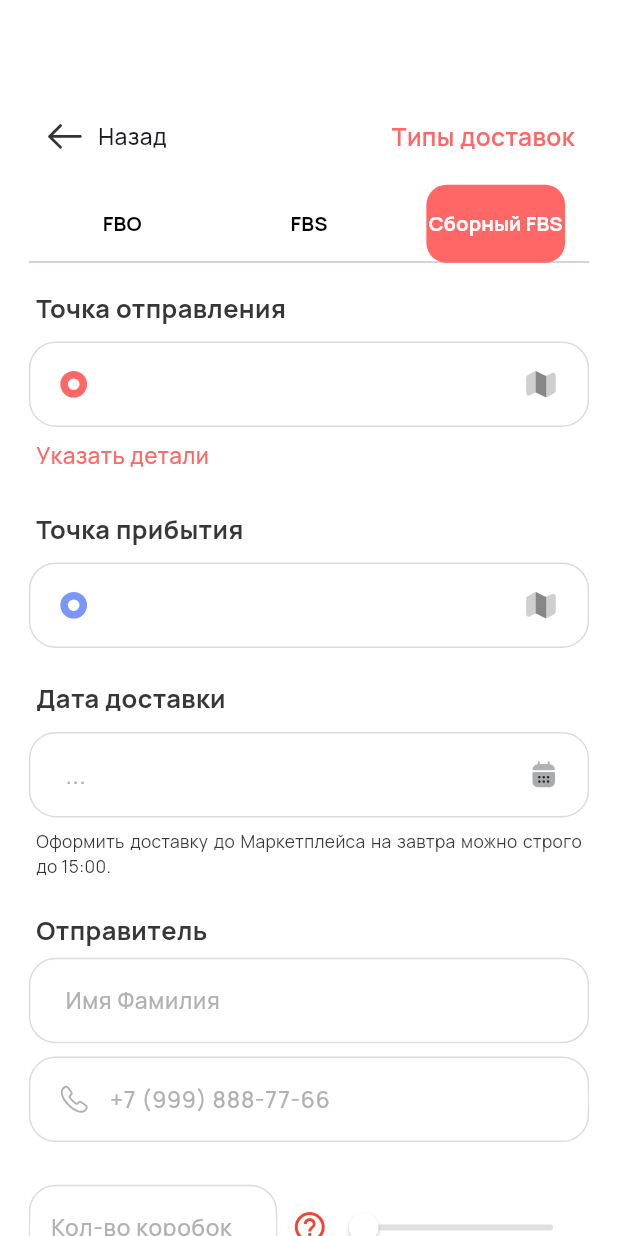
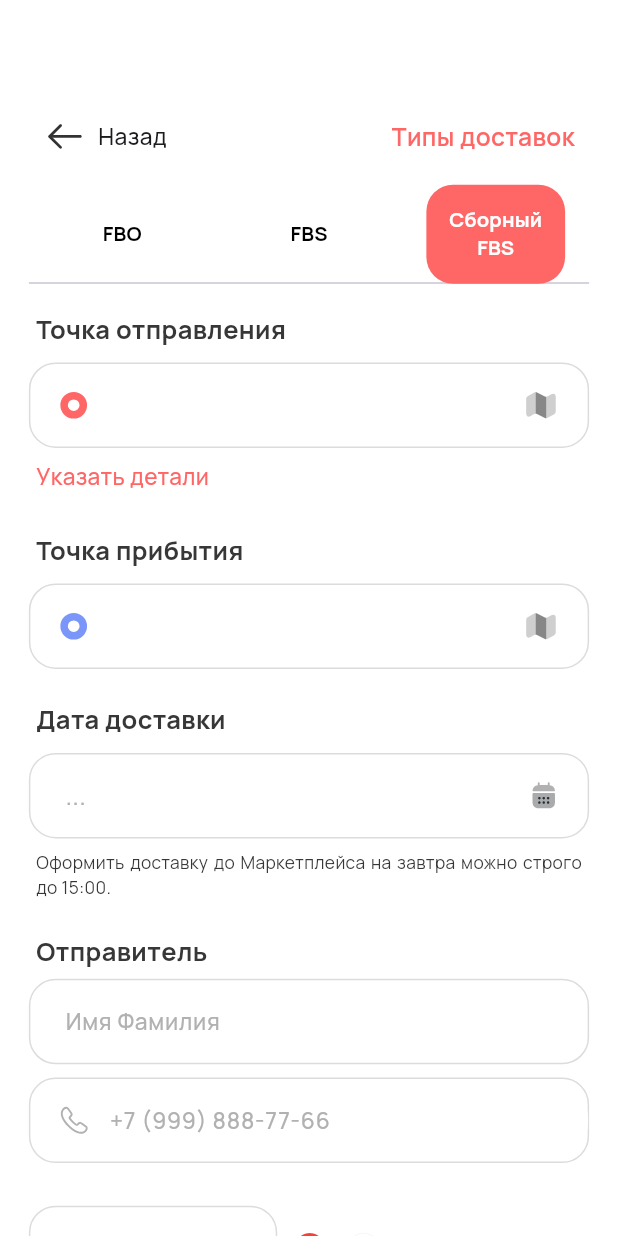
Before and after one commit to Egorka-CEO/egorka, a Flutter app: the MarketPages screen opened directly, on a phone screen of 412 x 824 dp. Run offline on Flutter 3.47's test engine with Material 3 defaults, Android fonts, the phone set to English and light mode, and no system bars; drawn by our look-alikes of sliding_up_panel; our stand-ins replace animated_text_kit, blur, dio, firebase_core, firebase_messaging, flutter_bloc and 15 more; missing offline and left inert: data_connection_checker_nulls, flutter_pdfview, flutter_polyline_points, get_ip_address, scale_button, yandex_mapkit; accounts and stored records are empty; network calls fail; project files that could hold a hidden picture were left out.

Commit message:
upd 04/02/24

```diff
--- a/lib/ui/sidebar/market_place/market_page.dart
+++ b/lib/ui/sidebar/market_place/market_page.dart
@@ -357,7 +357,7 @@ class _MarketPageState extends State<MarketPages>
                         return true;
                       },
                       builder: (context, snapshot) {
-                        return Expanded(
+                        return Flexible(
                           child: Stack(
                             children: [
                               ListView(
@@ -803,7 +803,7 @@ class _MarketPageState extends State<MarketPages>
                                               'Отправитель',
                                               style: CustomTextStyle.grey15bold,
                                             ),
-                                            const Spacer(),
+                                            // const Spacer(),
                                           ],
                                         ),
                                         SizedBox(height: 8.h),
--- a/lib/ui/sidebar/market_place/widget/tab_view.dart
+++ b/lib/ui/sidebar/market_place/widget/tab_view.dart
@@ -11,13 +11,13 @@ Widget tabGroup(
 ) {
   return Container(
     decoration: BoxDecoration(
-      borderRadius: BorderRadius.circular(13.r),
+      borderRadius: BorderRadius.circular(20.r),
       color: Colors.white,
     ),
     child: TabBar(
       unselectedLabelColor: Colors.black,
       indicator: BoxDecoration(
-        borderRadius: BorderRadius.circular(15.r),
+        borderRadius: BorderRadius.circular(20.r),
         color: const Color.fromRGBO(255, 102, 102, 1),
       ),
       onTap: (value) {
@@ -27,7 +27,7 @@ Widget tabGroup(
       controller: tabController,
       tabs: [
         SizedBox(
-          height: 50,
+          height: 64,
           child: Center(
             child: Text(
               'FBO',
@@ -38,7 +38,7 @@ Widget tabGroup(
           ),
         ),
         SizedBox(
-          height: 50,
+          height: 64,
           child: Center(
             child: Text(
               'FBS',
@@ -49,8 +49,10 @@ Widget tabGroup(
           ),
         ),
         SizedBox(
-          height: 50,
+          height: 64,
           child: Center(
+            child: Padding(
+              padding: const EdgeInsets.symmetric(horizontal: 10),
               child: Text(
                 'Сборный FBS',
                 textAlign: TextAlign.center,
@@ -60,6 +62,7 @@ Widget tabGroup(
               ),
             ),
           ),
+        ),
       ],
     ),
   );
--- a/lib/widget/dialog.dart
+++ b/lib/widget/dialog.dart
@@ -283,8 +283,8 @@ class _ErrorAnimState extends State<ErrorAnim>
       data: MediaQuery.of(context).copyWith(textScaler: AppConsts.textScalerStd,),
       child: Center(
         child: Container(
-          height: 250.h,
-          width: 200.h,
+          height: 300.h,
+          width: 250.h,
           decoration: BoxDecoration(
             color: Colors.grey.withOpacity(0.8),
             borderRadius: BorderRadius.circular(20.r),
```
Also changed, not shown: lib/ui/auth/reg_page.dart (+22 -12 lines), lib/widget/bottom_sheet.dart (+24 -12 lines), assets/icons/arrow-double.svg (added), 1 other file. Lines whose indentation alone changed are shown as unchanged.
